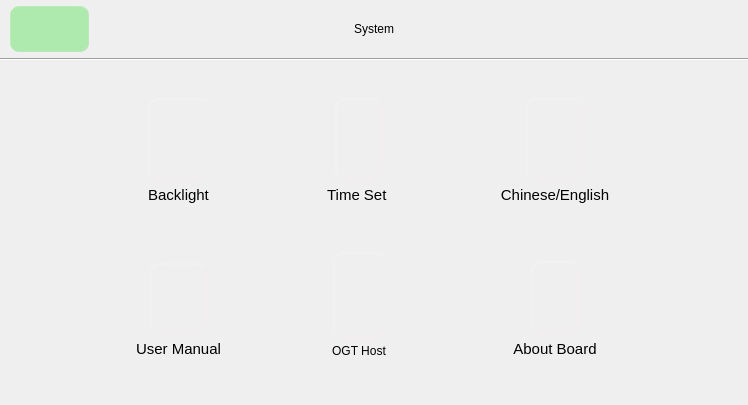
This is sys_setting.ui in jizizihe/baijie_demo as Qt 5 draws it before an edit. The edited form follows.
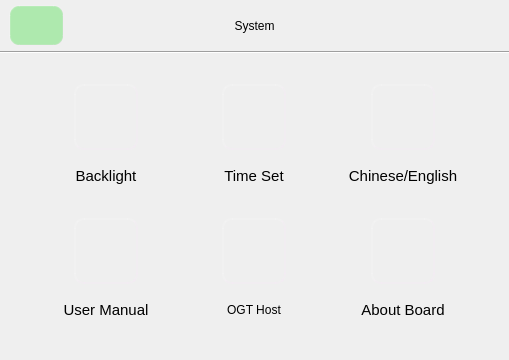
This is the edited form. Icons and pictures are not drawn.

The edit to the form file:
```diff
--- a/sys_setting.ui
+++ b/sys_setting.ui
@@ -6,8 +6,8 @@
    <rect>
     <x>0</x>
     <y>0</y>
-    <width>748</width>
-    <height>405</height>
+    <width>509</width>
+    <height>360</height>
    </rect>
   </property>
   <property name="sizePolicy">
@@ -215,7 +215,10 @@
    </item>
    <item row="2" column="0">
     <widget class="QWidget" name="widget_6" native="true">
-     <layout class="QGridLayout" name="gridLayout_10">
+     <layout class="QVBoxLayout" name="verticalLayout_10" stretch="1,8,1">
+      <property name="spacing">
+       <number>0</number>
+      </property>
       <property name="leftMargin">
        <number>0</number>
       </property>
@@ -226,14 +229,6 @@
        <number>0</number>
       </property>
       <property name="bottomMargin">
-       <number>0</number>
-      </property>
-      <property name="spacing">
-       <number>0</number>
-      </property>
-      <item row="0" column="0">
-       <layout class="QVBoxLayout" name="verticalLayout_8" stretch="1,7,1">
-        <property name="spacing">
          <number>0</number>
         </property>
         <item>
@@ -250,7 +245,10 @@
          </spacer>
         </item>
         <item>
-         <layout class="QHBoxLayout" name="horizontalLayout_2" stretch="3,1,2,1,2,1,3">
+       <layout class="QHBoxLayout" name="horizontalLayout_8" stretch="2,5,1,5,1,5,2">
+        <property name="spacing">
+         <number>0</number>
+        </property>
           <item>
            <spacer name="horizontalSpacer_7">
             <property name="orientation">
@@ -265,7 +263,7 @@
            </spacer>
           </item>
           <item>
-           <layout class="QVBoxLayout" name="verticalLayout_4" stretch="3,1,3">
+         <layout class="QVBoxLayout" name="verticalLayout_4" stretch="5,1,5">
             <property name="spacing">
              <number>0</number>
             </property>
@@ -289,25 +287,41 @@
                 <height>16777215</height>
                </size>
               </property>
-              <layout class="QGridLayout" name="gridLayout_8">
-               <property name="topMargin">
-                <number>0</number>
-               </property>
-               <item row="0" column="0">
-                <layout class="QGridLayout" name="gridLayout">
+            <layout class="QVBoxLayout" name="verticalLayout_8" stretch="5,3">
+             <property name="spacing">
+              <number>6</number>
+             </property>
                  <property name="leftMargin">
-                  <number>12</number>
+              <number>0</number>
                  </property>
                  <property name="topMargin">
                   <number>0</number>
                  </property>
                  <property name="rightMargin">
-                  <number>12</number>
+              <number>0</number>
                  </property>
                  <property name="bottomMargin">
                   <number>0</number>
                  </property>
-                 <item row="0" column="0" rowspan="2" colspan="2">
+             <item>
+              <layout class="QHBoxLayout" name="horizontalLayout_2" stretch="1,2,1">
+               <property name="spacing">
+                <number>0</number>
+               </property>
+               <item>
+                <spacer name="horizontalSpacer_2">
+                 <property name="orientation">
+                  <enum>Qt::Horizontal</enum>
+                 </property>
+                 <property name="sizeHint" stdset="0">
+                  <size>
+                   <width>18</width>
+                   <height>20</height>
+                  </size>
+                 </property>
+                </spacer>
+               </item>
+               <item>
                   <widget class="QPushButton" name="btn_backlight">
                    <property name="sizePolicy">
                     <sizepolicy hsizetype="Minimum" vsizetype="Minimum">
@@ -336,12 +350,25 @@
                    </property>
                   </widget>
                  </item>
-                </layout>
-               </item>
-               <item row="1" column="0">
+               <item>
+                <spacer name="horizontalSpacer_3">
+                 <property name="orientation">
+                  <enum>Qt::Horizontal</enum>
+                 </property>
+                 <property name="sizeHint" stdset="0">
+                  <size>
+                   <width>28</width>
+                   <height>20</height>
+                  </size>
+                 </property>
+                </spacer>
+               </item>
+              </layout>
+             </item>
+             <item>
                 <widget class="QLabel" name="lbl_backlight">
                  <property name="sizePolicy">
-                  <sizepolicy hsizetype="Preferred" vsizetype="Fixed">
+                <sizepolicy hsizetype="Minimum" vsizetype="Minimum">
                    <horstretch>0</horstretch>
                    <verstretch>0</verstretch>
                   </sizepolicy>
@@ -358,7 +385,7 @@
                   </font>
                  </property>
                  <property name="text">
-                  <string> Backlight </string>
+                <string>Backlight</string>
                  </property>
                  <property name="alignment">
                   <set>Qt::AlignCenter</set>
@@ -375,8 +402,8 @@
               </property>
               <property name="sizeHint" stdset="0">
                <size>
-                <width>20</width>
-                <height>40</height>
+              <width>100</width>
+              <height>13</height>
                </size>
               </property>
              </spacer>
@@ -401,25 +428,41 @@
                 <height>16777215</height>
                </size>
               </property>
-              <layout class="QVBoxLayout" name="verticalLayout_3">
-               <item>
-                <layout class="QGridLayout" name="gridLayout_4">
+            <layout class="QVBoxLayout" name="verticalLayout_3" stretch="5,3">
+             <property name="spacing">
+              <number>6</number>
+             </property>
                  <property name="leftMargin">
-                  <number>14</number>
+              <number>0</number>
                  </property>
                  <property name="topMargin">
-                  <number>2</number>
+              <number>0</number>
                  </property>
                  <property name="rightMargin">
-                  <number>14</number>
+              <number>0</number>
                  </property>
                  <property name="bottomMargin">
-                  <number>2</number>
-                 </property>
+              <number>0</number>
+             </property>
+             <item>
+              <layout class="QHBoxLayout" name="horizontalLayout_3" stretch="1,2,1">
                  <property name="spacing">
                   <number>0</number>
                  </property>
-                 <item row="0" column="0">
+               <item>
+                <spacer name="horizontalSpacer_4">
+                 <property name="orientation">
+                  <enum>Qt::Horizontal</enum>
+                 </property>
+                 <property name="sizeHint" stdset="0">
+                  <size>
+                   <width>40</width>
+                   <height>20</height>
+                  </size>
+                 </property>
+                </spacer>
+               </item>
+               <item>
                   <widget class="QPushButton" name="btn_user">
                    <property name="enabled">
                     <bool>true</bool>
@@ -457,12 +500,25 @@
                    </property>
                   </widget>
                  </item>
+               <item>
+                <spacer name="horizontalSpacer_5">
+                 <property name="orientation">
+                  <enum>Qt::Horizontal</enum>
+                 </property>
+                 <property name="sizeHint" stdset="0">
+                  <size>
+                   <width>40</width>
+                   <height>20</height>
+                  </size>
+                 </property>
+                </spacer>
+               </item>
                 </layout>
                </item>
                <item>
                 <widget class="QLabel" name="lbl_userManual">
                  <property name="sizePolicy">
-                  <sizepolicy hsizetype="Preferred" vsizetype="Fixed">
+                <sizepolicy hsizetype="Minimum" vsizetype="Minimum">
                    <horstretch>0</horstretch>
                    <verstretch>0</verstretch>
                   </sizepolicy>
@@ -492,20 +548,20 @@
            </layout>
           </item>
           <item>
-           <spacer name="horizontalSpacer_6">
+         <spacer name="horizontalSpacer_10">
             <property name="orientation">
              <enum>Qt::Horizontal</enum>
             </property>
             <property name="sizeHint" stdset="0">
              <size>
-              <width>31</width>
-              <height>17</height>
+            <width>40</width>
+            <height>20</height>
              </size>
             </property>
            </spacer>
           </item>
           <item>
-           <layout class="QVBoxLayout" name="verticalLayout_6" stretch="3,1,3">
+         <layout class="QVBoxLayout" name="verticalLayout_6" stretch="5,1,5">
             <property name="spacing">
              <number>0</number>
             </property>
@@ -529,19 +585,41 @@
                 <height>16777215</height>
                </size>
               </property>
-              <layout class="QGridLayout" name="gridLayout_7">
-               <property name="topMargin">
-                <number>0</number>
-               </property>
-               <item row="0" column="0">
-                <layout class="QGridLayout" name="gridLayout_2">
+            <layout class="QVBoxLayout" name="verticalLayout_9" stretch="5,3">
+             <property name="spacing">
+              <number>6</number>
+             </property>
                  <property name="leftMargin">
-                  <number>12</number>
+              <number>0</number>
+             </property>
+             <property name="topMargin">
+              <number>0</number>
                  </property>
                  <property name="rightMargin">
-                  <number>12</number>
-                 </property>
-                 <item row="0" column="0" rowspan="2" colspan="2">
+              <number>0</number>
+             </property>
+             <property name="bottomMargin">
+              <number>0</number>
+             </property>
+             <item>
+              <layout class="QHBoxLayout" name="horizontalLayout_4" stretch="1,2,1">
+               <property name="spacing">
+                <number>0</number>
+               </property>
+               <item>
+                <spacer name="horizontalSpacer_9">
+                 <property name="orientation">
+                  <enum>Qt::Horizontal</enum>
+                 </property>
+                 <property name="sizeHint" stdset="0">
+                  <size>
+                   <width>40</width>
+                   <height>20</height>
+                  </size>
+                 </property>
+                </spacer>
+               </item>
+               <item>
                   <widget class="QPushButton" name="btn_RTC">
                    <property name="sizePolicy">
                     <sizepolicy hsizetype="Minimum" vsizetype="Minimum">
@@ -576,12 +654,25 @@
                    </property>
                   </widget>
                  </item>
-                </layout>
-               </item>
-               <item row="1" column="0">
+               <item>
+                <spacer name="horizontalSpacer_13">
+                 <property name="orientation">
+                  <enum>Qt::Horizontal</enum>
+                 </property>
+                 <property name="sizeHint" stdset="0">
+                  <size>
+                   <width>40</width>
+                   <height>20</height>
+                  </size>
+                 </property>
+                </spacer>
+               </item>
+              </layout>
+             </item>
+             <item>
                 <widget class="QLabel" name="lbl_timeSet">
                  <property name="sizePolicy">
-                  <sizepolicy hsizetype="Preferred" vsizetype="Fixed">
+                <sizepolicy hsizetype="Minimum" vsizetype="Minimum">
                    <horstretch>0</horstretch>
                    <verstretch>0</verstretch>
                   </sizepolicy>
@@ -598,7 +689,7 @@
                   </font>
                  </property>
                  <property name="text">
-                  <string> Time Set  </string>
+                <string>Time Set</string>
                  </property>
                  <property name="alignment">
                   <set>Qt::AlignCenter</set>
@@ -635,28 +726,41 @@
                 <height>0</height>
                </size>
               </property>
-              <layout class="QVBoxLayout" name="verticalLayout_5">
-               <property name="topMargin">
-                <number>0</number>
-               </property>
-               <item>
-                <layout class="QGridLayout" name="gridLayout_9" columnstretch="2">
+            <layout class="QVBoxLayout" name="verticalLayout_5" stretch="5,3">
+             <property name="spacing">
+              <number>6</number>
+             </property>
                  <property name="leftMargin">
-                  <number>10</number>
+              <number>0</number>
                  </property>
                  <property name="topMargin">
                   <number>0</number>
                  </property>
                  <property name="rightMargin">
-                  <number>10</number>
+              <number>0</number>
                  </property>
                  <property name="bottomMargin">
                   <number>0</number>
                  </property>
+             <item>
+              <layout class="QHBoxLayout" name="horizontalLayout_5" stretch="1,2,1">
                  <property name="spacing">
                   <number>0</number>
                  </property>
-                 <item row="0" column="0">
+               <item>
+                <spacer name="horizontalSpacer_15">
+                 <property name="orientation">
+                  <enum>Qt::Horizontal</enum>
+                 </property>
+                 <property name="sizeHint" stdset="0">
+                  <size>
+                   <width>40</width>
+                   <height>20</height>
+                  </size>
+                 </property>
+                </spacer>
+               </item>
+               <item>
                   <widget class="QPushButton" name="btn_OTGHost">
                    <property name="sizePolicy">
                     <sizepolicy hsizetype="Minimum" vsizetype="Minimum">
@@ -670,12 +774,25 @@
                    </property>
                   </widget>
                  </item>
+               <item>
+                <spacer name="horizontalSpacer_14">
+                 <property name="orientation">
+                  <enum>Qt::Horizontal</enum>
+                 </property>
+                 <property name="sizeHint" stdset="0">
+                  <size>
+                   <width>40</width>
+                   <height>20</height>
+                  </size>
+                 </property>
+                </spacer>
+               </item>
                 </layout>
                </item>
                <item>
                 <widget class="QLabel" name="lbl_OGT">
                  <property name="sizePolicy">
-                  <sizepolicy hsizetype="Preferred" vsizetype="Fixed">
+                <sizepolicy hsizetype="Minimum" vsizetype="Minimum">
                    <horstretch>0</horstretch>
                    <verstretch>0</verstretch>
                   </sizepolicy>
@@ -687,7 +804,7 @@
                   </size>
                  </property>
                  <property name="text">
-                  <string>OGT Host</string>
+                <string> OGT Host </string>
                  </property>
                  <property name="alignment">
                   <set>Qt::AlignCenter</set>
@@ -700,7 +817,7 @@
            </layout>
           </item>
           <item>
-           <spacer name="horizontalSpacer_10">
+         <spacer name="horizontalSpacer_8">
             <property name="orientation">
              <enum>Qt::Horizontal</enum>
             </property>
@@ -713,7 +830,7 @@
            </spacer>
           </item>
           <item>
-           <layout class="QVBoxLayout" name="verticalLayout_7" stretch="3,1,3">
+         <layout class="QVBoxLayout" name="verticalLayout_7" stretch="5,1,5">
             <property name="spacing">
              <number>0</number>
             </property>
@@ -737,29 +854,38 @@
                 <height>16777215</height>
                </size>
               </property>
-              <layout class="QVBoxLayout" name="verticalLayout_2">
-               <property name="topMargin">
-                <number>0</number>
-               </property>
-               <property name="bottomMargin">
-                <number>9</number>
-               </property>
-               <item>
-                <widget class="QWidget" name="widget_7" native="true">
-                 <layout class="QGridLayout" name="gridLayout_3">
+            <layout class="QVBoxLayout" name="verticalLayout_2" stretch="5,3">
                   <property name="leftMargin">
-                   <number>28</number>
+              <number>0</number>
                   </property>
                   <property name="topMargin">
                    <number>0</number>
                   </property>
                   <property name="rightMargin">
-                   <number>28</number>
+              <number>0</number>
                   </property>
                   <property name="bottomMargin">
                    <number>0</number>
                   </property>
-                  <item row="0" column="0">
+             <item>
+              <layout class="QHBoxLayout" name="horizontalLayout_6" stretch="1,2,1">
+               <property name="spacing">
+                <number>0</number>
+               </property>
+               <item>
+                <spacer name="horizontalSpacer_16">
+                 <property name="orientation">
+                  <enum>Qt::Horizontal</enum>
+                 </property>
+                 <property name="sizeHint" stdset="0">
+                  <size>
+                   <width>38</width>
+                   <height>20</height>
+                  </size>
+                 </property>
+                </spacer>
+               </item>
+               <item>
                    <widget class="QPushButton" name="btn_cn">
                     <property name="sizePolicy">
                      <sizepolicy hsizetype="Minimum" vsizetype="Minimum">
@@ -794,13 +920,25 @@
                     </property>
                    </widget>
                   </item>
-                 </layout>
-                </widget>
+               <item>
+                <spacer name="horizontalSpacer_17">
+                 <property name="orientation">
+                  <enum>Qt::Horizontal</enum>
+                 </property>
+                 <property name="sizeHint" stdset="0">
+                  <size>
+                   <width>38</width>
+                   <height>20</height>
+                  </size>
+                 </property>
+                </spacer>
+               </item>
+              </layout>
                </item>
                <item>
                 <widget class="QLabel" name="lbl_cn">
                  <property name="sizePolicy">
-                  <sizepolicy hsizetype="Preferred" vsizetype="Fixed">
+                <sizepolicy hsizetype="Minimum" vsizetype="Minimum">
                    <horstretch>0</horstretch>
                    <verstretch>0</verstretch>
                   </sizepolicy>
@@ -854,25 +992,41 @@
                 <height>16777215</height>
                </size>
               </property>
-              <layout class="QVBoxLayout" name="verticalLayout">
-               <item>
-                <layout class="QGridLayout" name="gridLayout_5">
+            <layout class="QVBoxLayout" name="verticalLayout" stretch="5,3">
+             <property name="spacing">
+              <number>6</number>
+             </property>
                  <property name="leftMargin">
-                  <number>33</number>
+              <number>0</number>
                  </property>
                  <property name="topMargin">
                   <number>0</number>
                  </property>
                  <property name="rightMargin">
-                  <number>33</number>
+              <number>0</number>
                  </property>
                  <property name="bottomMargin">
-                  <number>2</number>
-                 </property>
+              <number>0</number>
+             </property>
+             <item>
+              <layout class="QHBoxLayout" name="horizontalLayout_7" stretch="1,2,1">
                  <property name="spacing">
                   <number>0</number>
                  </property>
-                 <item row="0" column="0" colspan="2">
+               <item>
+                <spacer name="horizontalSpacer_18">
+                 <property name="orientation">
+                  <enum>Qt::Horizontal</enum>
+                 </property>
+                 <property name="sizeHint" stdset="0">
+                  <size>
+                   <width>40</width>
+                   <height>20</height>
+                  </size>
+                 </property>
+                </spacer>
+               </item>
+               <item>
                   <widget class="QPushButton" name="btn_about">
                    <property name="enabled">
                     <bool>true</bool>
@@ -910,12 +1064,25 @@
                    </property>
                   </widget>
                  </item>
+               <item>
+                <spacer name="horizontalSpacer_19">
+                 <property name="orientation">
+                  <enum>Qt::Horizontal</enum>
+                 </property>
+                 <property name="sizeHint" stdset="0">
+                  <size>
+                   <width>40</width>
+                   <height>20</height>
+                  </size>
+                 </property>
+                </spacer>
+               </item>
                 </layout>
                </item>
                <item>
                 <widget class="QLabel" name="lbl_aboutBoard">
                  <property name="sizePolicy">
-                  <sizepolicy hsizetype="Preferred" vsizetype="Fixed">
+                <sizepolicy hsizetype="Minimum" vsizetype="Minimum">
                    <horstretch>0</horstretch>
                    <verstretch>0</verstretch>
                   </sizepolicy>
@@ -945,7 +1112,7 @@
            </layout>
           </item>
           <item>
-           <spacer name="horizontalSpacer_8">
+         <spacer name="horizontalSpacer_6">
             <property name="orientation">
              <enum>Qt::Horizontal</enum>
             </property>
@@ -966,13 +1133,11 @@
           </property>
           <property name="sizeHint" stdset="0">
            <size>
-            <width>774</width>
-            <height>27</height>
+          <width>766</width>
+          <height>31</height>
            </size>
           </property>
          </spacer>
-        </item>
-       </layout>
       </item>
      </layout>
     </widget>
```
Lines whose indentation alone changed are shown as unchanged.
